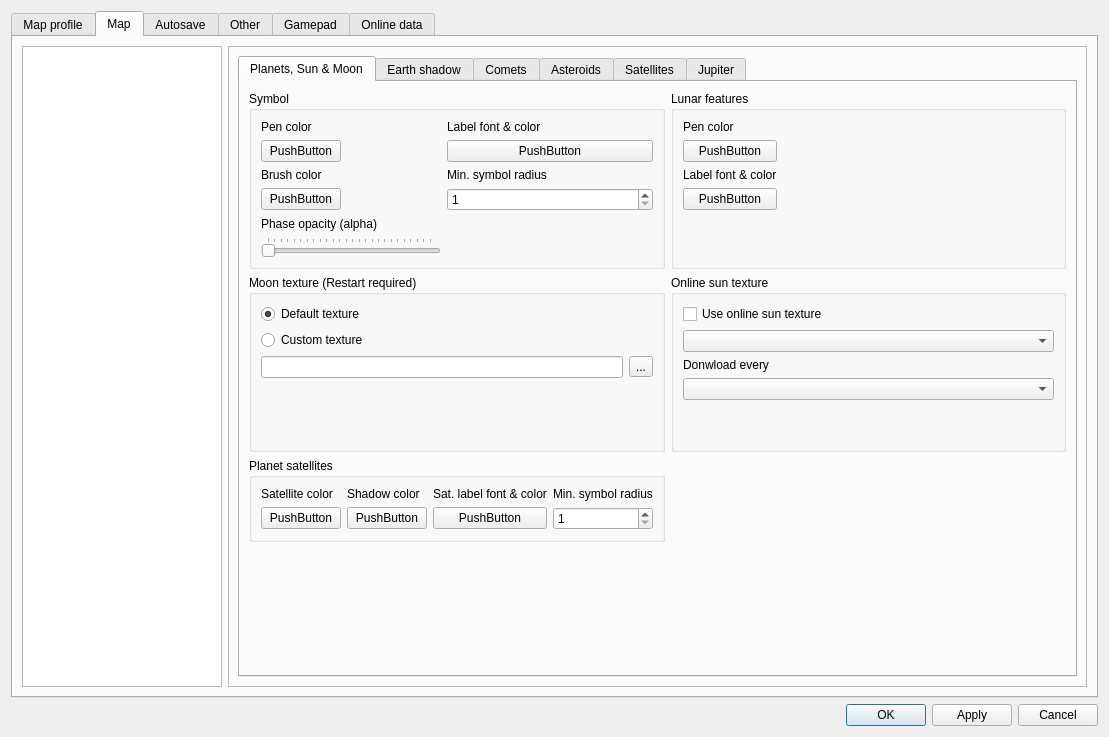
First picture: the form in csetting.ui, repository PavelMr/skytechx, before the edit.
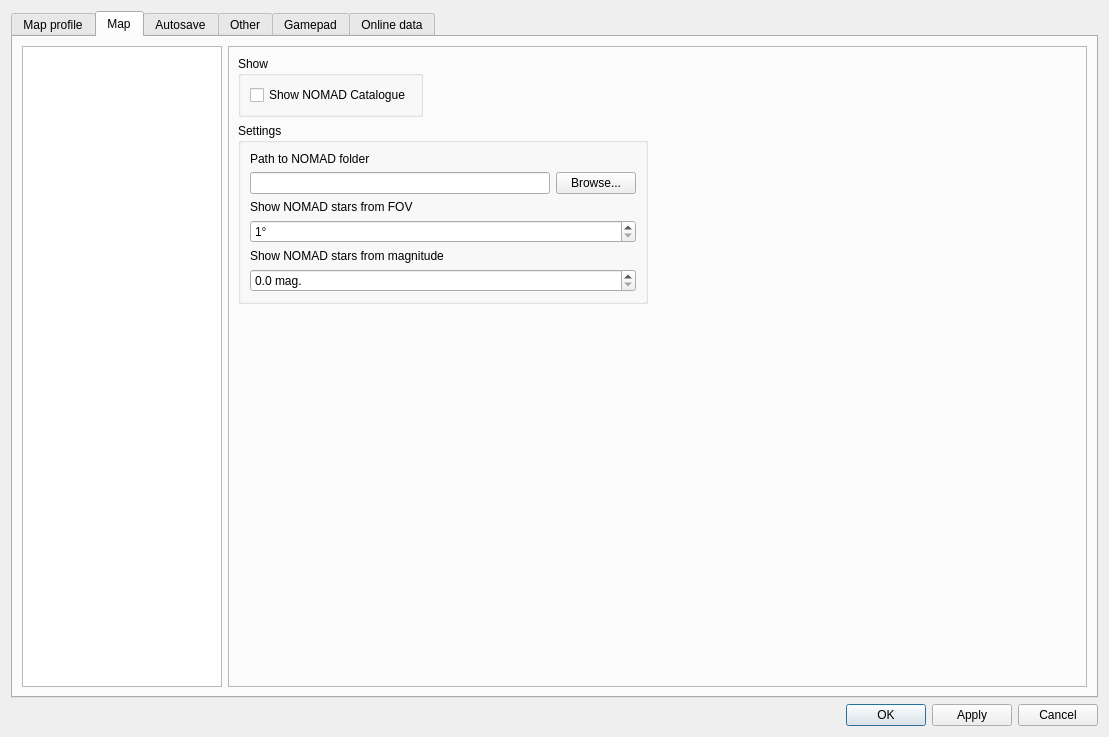
Second picture: the form after the edit. Custom widgets are drawn as their Qt base class.

Commit message: NOMAD catalogue added

Patch:
```diff
--- a/csetting.ui
+++ b/csetting.ui
@@ -171,7 +171,7 @@
             <enum>QFrame::StyledPanel</enum>
            </property>
            <property name="currentIndex">
-            <number>9</number>
+            <number>19</number>
            </property>
            <widget class="QWidget" name="stackedWidget_2Page1">
             <layout class="QVBoxLayout" name="verticalLayout_18">
@@ -3900,6 +3900,124 @@
              </item>
             </layout>
            </widget>
+           <widget class="QWidget" name="page_11">
+            <layout class="QVBoxLayout" name="verticalLayout_183">
+             <item>
+              <layout class="QFormLayout" name="formLayout_39">
+               <property name="fieldGrowthPolicy">
+                <enum>QFormLayout::AllNonFixedFieldsGrow</enum>
+               </property>
+               <item row="0" column="0">
+                <widget class="QGroupBox" name="groupBox_58">
+                 <property name="title">
+                  <string>Show</string>
+                 </property>
+                 <layout class="QVBoxLayout" name="verticalLayout_175">
+                  <item>
+                   <layout class="QVBoxLayout" name="verticalLayout_176">
+                    <item>
+                     <widget class="QCheckBox" name="showNomadCB">
+                      <property name="text">
+                       <string>Show NOMAD Catalogue</string>
+                      </property>
+                     </widget>
+                    </item>
+                   </layout>
+                  </item>
+                 </layout>
+                </widget>
+               </item>
+               <item row="1" column="0">
+                <widget class="QGroupBox" name="groupBox_59">
+                 <property name="title">
+                  <string>Settings</string>
+                 </property>
+                 <layout class="QVBoxLayout" name="verticalLayout_177">
+                  <item>
+                   <layout class="QVBoxLayout" name="verticalLayout_178">
+                    <item>
+                     <widget class="QLabel" name="label_204">
+                      <property name="text">
+                       <string>Path to NOMAD folder</string>
+                      </property>
+                     </widget>
+                    </item>
+                    <item>
+                     <layout class="QHBoxLayout" name="horizontalLayout_46">
+                      <item>
+                       <widget class="QLineEdit" name="lineEdit_nomad_folder">
+                        <property name="minimumSize">
+                         <size>
+                          <width>300</width>
+                          <height>0</height>
+                         </size>
+                        </property>
+                       </widget>
+                      </item>
+                      <item>
+                       <widget class="QPushButton" name="pushButton_nomad_browse">
+                        <property name="text">
+                         <string>Browse...</string>
+                        </property>
+                       </widget>
+                      </item>
+                     </layout>
+                    </item>
+                    <item>
+                     <widget class="QLabel" name="label_205">
+                      <property name="text">
+                       <string>Show NOMAD stars from FOV</string>
+                      </property>
+                     </widget>
+                    </item>
+                    <item>
+                     <widget class="QDoubleSpinBox" name="doubleSpinBox_nomad_fov">
+                      <property name="suffix">
+                       <string>°</string>
+                      </property>
+                      <property name="decimals">
+                       <number>0</number>
+                      </property>
+                      <property name="minimum">
+                       <double>1.000000000000000</double>
+                      </property>
+                      <property name="maximum">
+                       <double>45.000000000000000</double>
+                      </property>
+                     </widget>
+                    </item>
+                    <item>
+                     <widget class="QLabel" name="label_206">
+                      <property name="text">
+                       <string>Show NOMAD stars from magnitude</string>
+                      </property>
+                     </widget>
+                    </item>
+                    <item>
+                     <widget class="QDoubleSpinBox" name="doubleSpinBox_nomad_mag">
+                      <property name="suffix">
+                       <string> mag.</string>
+                      </property>
+                      <property name="decimals">
+                       <number>1</number>
+                      </property>
+                      <property name="minimum">
+                       <double>0.000000000000000</double>
+                      </property>
+                      <property name="maximum">
+                       <double>99.000000000000000</double>
+                      </property>
+                     </widget>
+                    </item>
+                   </layout>
+                  </item>
+                 </layout>
+                </widget>
+               </item>
+              </layout>
+             </item>
+            </layout>
+           </widget>
            <widget class="QWidget" name="page_10">
             <layout class="QVBoxLayout" name="verticalLayout_95">
              <item>
```
The commit also changes 13 other files.
